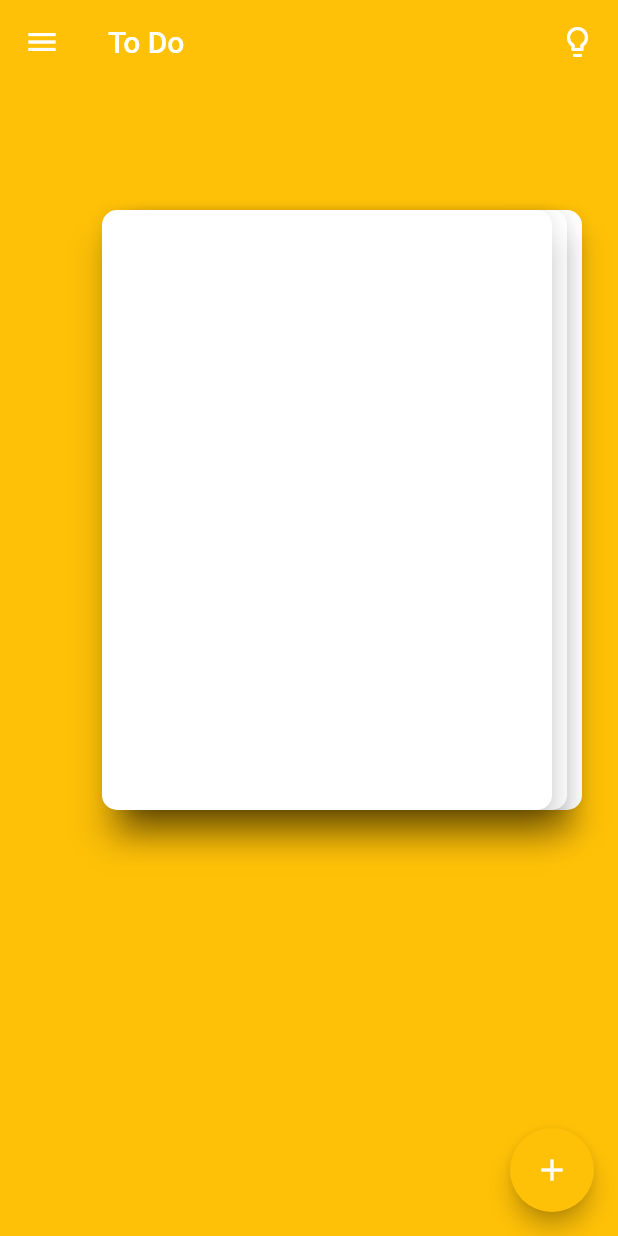
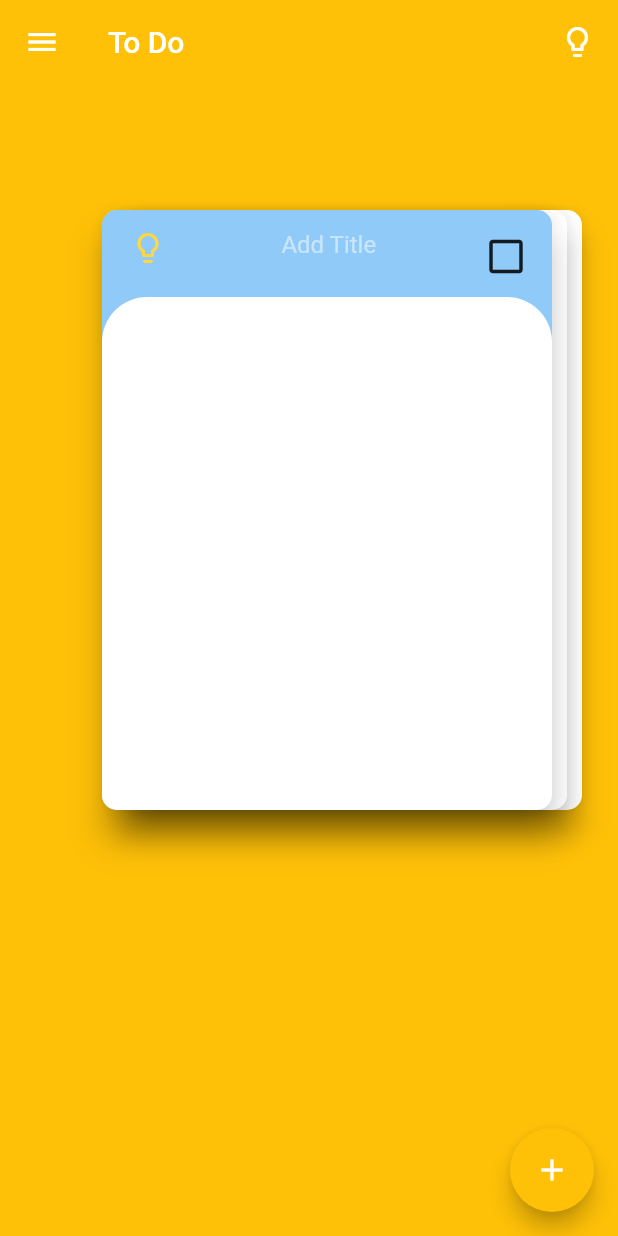
Before and after one commit to Maverick099/TODO, a Flutter app: the screen it shows after launch, on a phone screen of 412 x 824 dp. Run offline on Flutter 3.47's test engine with Material 2 defaults, Android fonts, the light colour scheme and no system bars.

Commit message:
added memeo card style and title area with master check box and chancging lightbulb color according to the status of the check box

```diff
--- a/to_do/lib/main.dart
+++ b/to_do/lib/main.dart
@@ -137,6 +137,7 @@ class ToDoCard extends StatefulWidget {
 }
 
 class _ToDoCardState extends State<ToDoCard> {
+  bool isChecked = false;
   @override
   Widget build(BuildContext context) {
     return Card(
@@ -151,15 +152,107 @@ class _ToDoCardState extends State<ToDoCard> {
         onTap: () {
           print('[] inwell widh=get  was tapped inshort container was tapped ');
         },
+        borderRadius: BorderRadius.circular(10.0),
         child: Container(
           width: 300.0,
           height: 400.0,
+          decoration: BoxDecoration(
+            borderRadius: BorderRadius.circular(10.0),
+            color: Colors.blue.withOpacity(0.5),
+          ),
           child: Center(
-            child: Text(
-              "",
-              style: TextStyle(
-                fontSize: 20.0,
-              ),
+            child: Column(
+              children: <Widget>[
+                Container(
+                  color: Colors.transparent,
+                  height: 50,
+                  width: 300,
+                  child: Center(
+                    child: Padding(
+                      padding: const EdgeInsets.fromLTRB(16.0, 8.0, 16.0, 8.0),
+                      child: Container(
+                        // color: Colors.red,
+                        child: Row(
+                          crossAxisAlignment: CrossAxisAlignment.center,
+                          mainAxisAlignment: MainAxisAlignment.spaceEvenly,
+                          children: <Widget>[
+                            Container(
+                              width: 225,
+                              height: 34,
+                              // color: Colors.blue,
+
+                              child: Align(
+                                alignment: Alignment.bottomCenter,
+                                child: TextField(
+                                  keyboardAppearance: Brightness.dark,
+                                  maxLines: 1,
+                                  maxLength: 20,
+                                  style: TextStyle(
+                                    color: Colors.white,
+                                  ),
+                                  textAlign: TextAlign.center,
+                                  decoration: InputDecoration(
+                                    hintText: "Add Title",
+                                    hintStyle: TextStyle(
+                                      color: Colors.white.withOpacity(0.5),
+                                    ),
+                                    icon: Icon(
+                                      Icons.lightbulb_outline,
+                                      color: (!isChecked)
+                                          ? Colors.amberAccent
+                                          : null,
+                                    ),
+                                    counterText: '',
+                                    border: InputBorder.none,
+                                    focusedBorder: InputBorder.none,
+                                    enabledBorder: InputBorder.none,
+                                    errorBorder: InputBorder.none,
+                                    disabledBorder: InputBorder.none,
+                                  ),
+                                ),
+                              ),
+                            ),
+                            Container(
+                              width: 35,
+                              height: 34,
+
+                              // color: Colors.green,
+                              child: IconButton(
+                                iconSize: 30,
+                                splashColor: Colors.amberAccent,
+                                icon: (isChecked)
+                                    ? Icon(Icons.check_box)
+                                    : Icon(Icons.check_box_outline_blank),
+                                onPressed: () {
+                                  setState(() {
+                                    isChecked = !isChecked;
+                                  });
+                                  print("The Staus of ischecked is $isChecked");
+                                },
+                              ),
+                            ),
+                          ],
+                        ),
+                      ),
+                    ),
+                  ),
+                ),
+                Padding(
+                  padding: const EdgeInsets.only(top: 8.0),
+                  child: Container(
+                    width: 300,
+                    height: 342,
+                    decoration: BoxDecoration(
+                      color: Colors.white,
+                      borderRadius: BorderRadius.only(
+                          topLeft: Radius.circular(30.0),
+                          topRight: Radius.circular(30.0),
+                          bottomLeft: Radius.circular(10.0),
+                          bottomRight: Radius.circular(10.0)),
+                    ),
+                  ),
+                ),
+              ],
             ),
           ),
         ),
```
